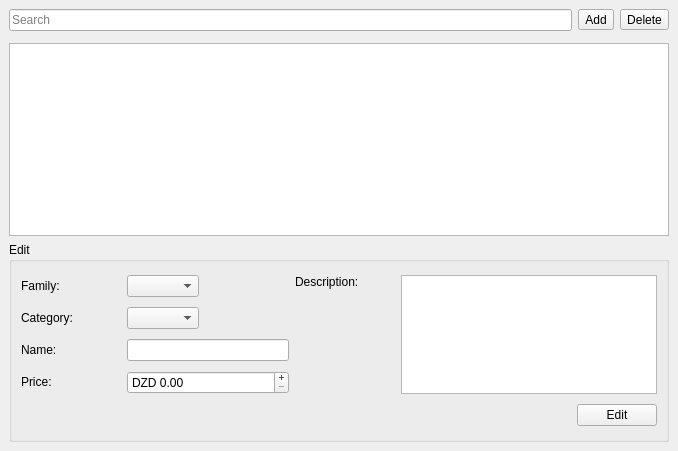
The window that POS-System/prodectsform.ui (AbdelkarimYT/Leaf) describes before a commit, drawn with Qt 5.
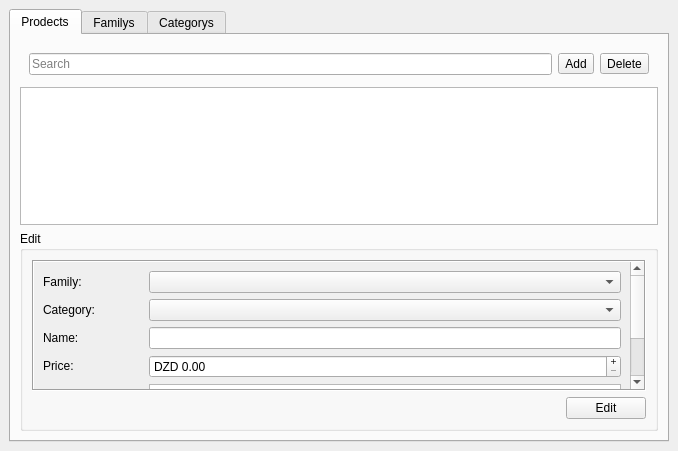
The same window after the commit. The open tabs and pages were chosen to show the change. Icons and pictures are not drawn.

Diff of the .ui file:
```diff
--- a/POS-System/prodectsform.ui
+++ b/POS-System/prodectsform.ui
@@ -29,7 +29,73 @@
    <property name="horizontalSpacing">
     <number>6</number>
    </property>
-   <item row="1" column="1">
+   <item row="0" column="0">
+    <widget class="QTabWidget" name="content">
+     <property name="currentIndex">
+      <number>1</number>
+     </property>
+     <widget class="QWidget" name="prodectsTab">
+      <attribute name="title">
+       <string>Prodects</string>
+      </attribute>
+      <layout class="QGridLayout" name="gridLayout_3">
+       <item row="0" column="0">
+        <widget class="QWidget" name="widget" native="true">
+         <layout class="QHBoxLayout" name="horizontalLayout">
+          <property name="leftMargin">
+           <number>9</number>
+          </property>
+          <property name="topMargin">
+           <number>9</number>
+          </property>
+          <property name="rightMargin">
+           <number>9</number>
+          </property>
+          <property name="bottomMargin">
+           <number>6</number>
+          </property>
+          <item>
+           <widget class="QLineEdit" name="search">
+            <property name="placeholderText">
+             <string>Search</string>
+            </property>
+            <property name="clearButtonEnabled">
+             <bool>true</bool>
+            </property>
+           </widget>
+          </item>
+          <item>
+           <widget class="QToolButton" name="addBtn">
+            <property name="text">
+             <string>Add</string>
+            </property>
+            <property name="icon">
+             <iconset resource="res.qrc">
+              <normaloff>:/Icons/res/add.png</normaloff>:/Icons/res/add.png</iconset>
+            </property>
+            <property name="toolButtonStyle">
+             <enum>Qt::ToolButtonTextBesideIcon</enum>
+            </property>
+           </widget>
+          </item>
+          <item>
+           <widget class="QToolButton" name="deleteBtn">
+            <property name="text">
+             <string>Delete</string>
+            </property>
+            <property name="icon">
+             <iconset resource="res.qrc">
+              <normaloff>:/Icons/res/delete.png</normaloff>:/Icons/res/delete.png</iconset>
+            </property>
+            <property name="toolButtonStyle">
+             <enum>Qt::ToolButtonTextBesideIcon</enum>
+            </property>
+           </widget>
+          </item>
+         </layout>
+        </widget>
+       </item>
+       <item row="1" column="0">
     <widget class="QTableView" name="prodectsTabel">
      <property name="frameShape">
       <enum>QFrame::StyledPanel</enum>
@@ -48,8 +114,14 @@
      </attribute>
     </widget>
    </item>
-   <item row="2" column="1">
+       <item row="2" column="0">
     <widget class="QGroupBox" name="groupBox">
+         <property name="sizePolicy">
+          <sizepolicy hsizetype="Preferred" vsizetype="Fixed">
+           <horstretch>0</horstretch>
+           <verstretch>0</verstretch>
+          </sizepolicy>
+         </property>
      <property name="minimumSize">
       <size>
        <width>0</width>
@@ -67,6 +139,24 @@
      </property>
      <layout class="QGridLayout" name="gridLayout_2">
       <item row="0" column="0">
+           <widget class="QScrollArea" name="scrollArea">
+            <property name="frameShape">
+             <enum>QFrame::Box</enum>
+            </property>
+            <property name="widgetResizable">
+             <bool>true</bool>
+            </property>
+            <widget class="QWidget" name="scrollAreaWidgetContents">
+             <property name="geometry">
+              <rect>
+               <x>0</x>
+               <y>-60</y>
+               <width>596</width>
+               <height>211</height>
+              </rect>
+             </property>
+             <layout class="QVBoxLayout" name="verticalLayout">
+              <item>
        <layout class="QHBoxLayout" name="horizontalLayout_2">
         <item>
          <widget class="QLabel" name="label">
@@ -92,40 +182,7 @@
         </item>
        </layout>
       </item>
-      <item row="0" column="2" rowspan="4">
-       <layout class="QHBoxLayout" name="horizontalLayout_6">
-        <item alignment="Qt::AlignTop">
-         <widget class="QLabel" name="label_5">
-          <property name="sizePolicy">
-           <sizepolicy hsizetype="Fixed" vsizetype="Fixed">
-            <horstretch>0</horstretch>
-            <verstretch>0</verstretch>
-           </sizepolicy>
-          </property>
-          <property name="minimumSize">
-           <size>
-            <width>100</width>
-            <height>0</height>
-           </size>
-          </property>
-          <property name="text">
-           <string>Description:</string>
-          </property>
-         </widget>
-        </item>
         <item>
-         <widget class="QPlainTextEdit" name="description">
-          <property name="sizePolicy">
-           <sizepolicy hsizetype="Preferred" vsizetype="Preferred">
-            <horstretch>0</horstretch>
-            <verstretch>0</verstretch>
-           </sizepolicy>
-          </property>
-         </widget>
-        </item>
-       </layout>
-      </item>
-      <item row="1" column="0">
        <layout class="QHBoxLayout" name="horizontalLayout_3">
         <item>
          <widget class="QLabel" name="label_2">
@@ -151,7 +208,7 @@
         </item>
        </layout>
       </item>
-      <item row="2" column="0" colspan="2">
+              <item>
        <layout class="QHBoxLayout" name="horizontalLayout_4">
         <item>
          <widget class="QLabel" name="label_3">
@@ -193,7 +250,7 @@
         </item>
        </layout>
       </item>
-      <item row="3" column="0" colspan="2">
+              <item>
        <layout class="QHBoxLayout" name="horizontalLayout_5">
         <item>
          <widget class="QLabel" name="label_4">
@@ -229,7 +286,37 @@
         </item>
        </layout>
       </item>
-      <item row="4" column="0" colspan="3">
+              <item>
+               <layout class="QHBoxLayout" name="horizontalLayout_6">
+                <item alignment="Qt::AlignLeft|Qt::AlignVCenter">
+                 <widget class="QLabel" name="label_5">
+                  <property name="sizePolicy">
+                   <sizepolicy hsizetype="Fixed" vsizetype="Fixed">
+                    <horstretch>0</horstretch>
+                    <verstretch>0</verstretch>
+                   </sizepolicy>
+                  </property>
+                  <property name="minimumSize">
+                   <size>
+                    <width>100</width>
+                    <height>0</height>
+                   </size>
+                  </property>
+                  <property name="text">
+                   <string>Description:</string>
+                  </property>
+                 </widget>
+                </item>
+                <item>
+                 <widget class="QPlainTextEdit" name="description"/>
+                </item>
+               </layout>
+              </item>
+             </layout>
+            </widget>
+           </widget>
+          </item>
+          <item row="1" column="0">
        <layout class="QHBoxLayout" name="horizontalLayout_7">
         <item>
          <spacer name="horizontalSpacer">
@@ -256,23 +343,18 @@
      </layout>
     </widget>
    </item>
-   <item row="0" column="1">
-    <widget class="QWidget" name="widget" native="true">
-     <layout class="QHBoxLayout" name="horizontalLayout">
-      <property name="leftMargin">
-       <number>0</number>
-      </property>
-      <property name="topMargin">
-       <number>0</number>
-      </property>
-      <property name="rightMargin">
-       <number>0</number>
-      </property>
-      <property name="bottomMargin">
-       <number>6</number>
-      </property>
+      </layout>
+     </widget>
+     <widget class="QWidget" name="familysTab">
+      <attribute name="title">
+       <string>Familys</string>
+      </attribute>
+      <layout class="QGridLayout" name="gridLayout_4">
+       <item row="0" column="0">
+        <widget class="QWidget" name="widget_2" native="true">
+         <layout class="QHBoxLayout" name="horizontalLayout_8">
       <item>
-       <widget class="QLineEdit" name="search">
+           <widget class="QLineEdit" name="lineEdit">
         <property name="placeholderText">
          <string>Search</string>
         </property>
@@ -282,34 +364,71 @@
        </widget>
       </item>
       <item>
-       <widget class="QToolButton" name="addBtn">
+           <widget class="QToolButton" name="toolButton">
         <property name="text">
-         <string>Add</string>
-        </property>
-        <property name="icon">
-         <iconset resource="res.qrc">
-          <normaloff>:/Icons/res/add.png</normaloff>:/Icons/res/add.png</iconset>
-        </property>
-        <property name="toolButtonStyle">
-         <enum>Qt::ToolButtonTextBesideIcon</enum>
+             <string>...</string>
+            </property>
+           </widget>
+          </item>
+          <item>
+           <widget class="QToolButton" name="toolButton_2">
+            <property name="text">
+             <string>...</string>
+            </property>
+           </widget>
+          </item>
+         </layout>
+        </widget>
+       </item>
+       <item row="2" column="0">
+        <widget class="QTableView" name="familysTable"/>
+       </item>
+       <item row="3" column="0">
+        <widget class="QGroupBox" name="familysEdit">
+         <property name="title">
+          <string>Edit</string>
         </property>
        </widget>
       </item>
+      </layout>
+     </widget>
+     <widget class="QWidget" name="categorysTab">
+      <attribute name="title">
+       <string>Categorys</string>
+      </attribute>
+      <layout class="QGridLayout" name="gridLayout_5">
+       <item row="1" column="0">
+        <widget class="QTableView" name="categorysTable"/>
+       </item>
+       <item row="0" column="0">
+        <widget class="QWidget" name="widget_3" native="true">
+         <layout class="QHBoxLayout" name="horizontalLayout_9">
       <item>
-       <widget class="QToolButton" name="deleteBtn">
+           <widget class="QLineEdit" name="lineEdit_2">
+            <property name="placeholderText">
+             <string>Search</string>
+            </property>
+           </widget>
+          </item>
+          <item>
+           <widget class="QToolButton" name="toolButton_3">
         <property name="text">
-         <string>Delete</string>
-        </property>
-        <property name="icon">
-         <iconset resource="res.qrc">
-          <normaloff>:/Icons/res/delete.png</normaloff>:/Icons/res/delete.png</iconset>
-        </property>
-        <property name="toolButtonStyle">
-         <enum>Qt::ToolButtonTextBesideIcon</enum>
-        </property>
+             <string>...</string>
+            </property>
+           </widget>
+          </item>
+          <item>
+           <widget class="QToolButton" name="toolButton_4">
+            <property name="text">
+             <string>...</string>
+            </property>
        </widget>
       </item>
      </layout>
+        </widget>
+       </item>
+      </layout>
+     </widget>
     </widget>
    </item>
   </layout>
```
Lines whose indentation alone changed are shown as unchanged.
